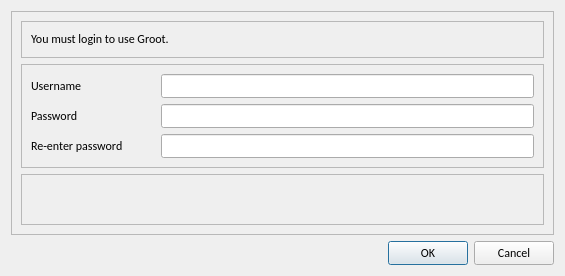
Old version of the form Application/GUIs/UI_files/firstLoginDialog.ui in the repository sarvagyab/Groot.
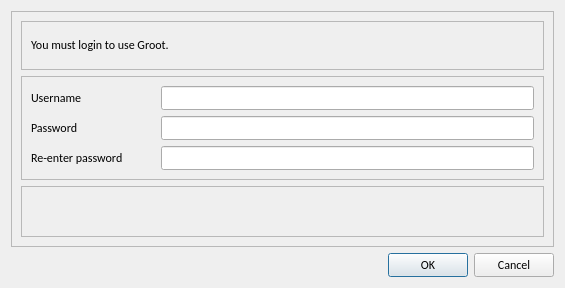
New version of the form. Icons and pictures are not drawn.

Patch:
```diff
--- a/Application/GUIs/UI_files/firstLoginDialog.ui
+++ b/Application/GUIs/UI_files/firstLoginDialog.ui
@@ -7,7 +7,7 @@
     <x>0</x>
     <y>0</y>
     <width>565</width>
-    <height>276</height>
+    <height>288</height>
    </rect>
   </property>
   <property name="sizePolicy">
```
Left out of the diff: 8 changed lines with no effect on the pictures.
